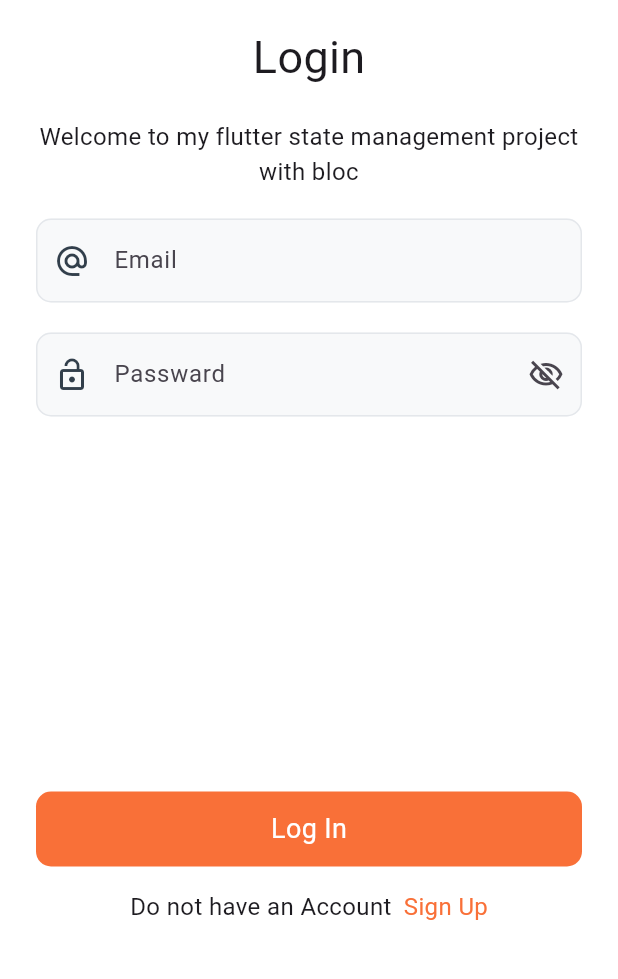
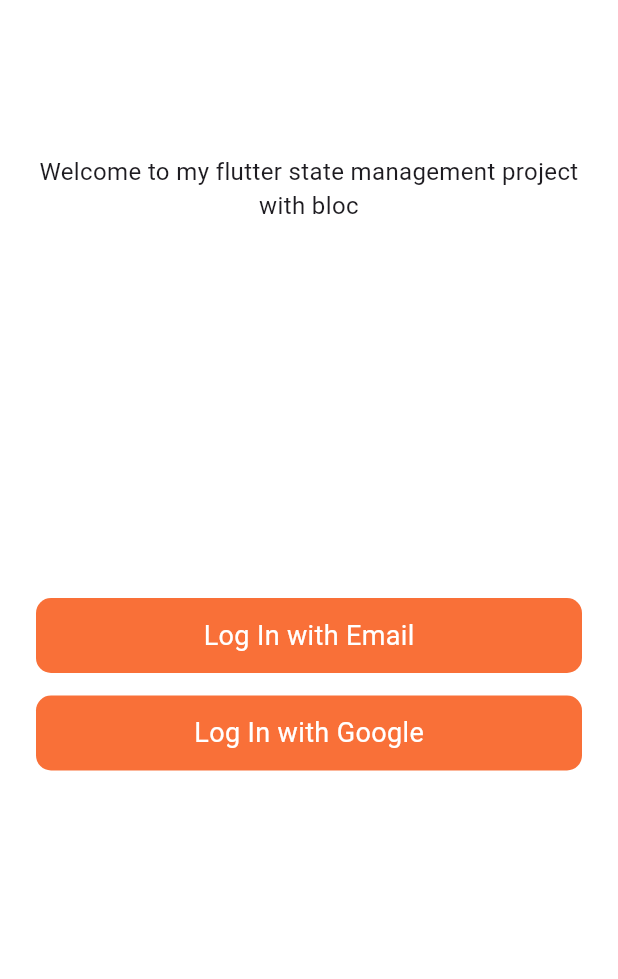
Before and after one commit to MuhammadAsif-12/bloc_management, a Flutter app: the screen it shows after launch, on a phone screen of 412 x 824 dp, the part 173-1152 px from its top. Run offline on Flutter 3.47's test engine with Material 3 defaults, Android fonts, the phone set to English and light mode, and no system bars; our stand-ins replace bloc, connectivity, flutter_bloc; Roboto replaces fonts that are missing (Rubik Medium, Rubik Regular).

Commit message:
added Welcome UI .

```diff
--- a/lib/main.dart
+++ b/lib/main.dart
@@ -1,6 +1,7 @@
 import 'package:bloc_management/bloc/internet_bloc/internet_bloc.dart';
 import 'package:bloc_management/screens/home_screen.dart';
 import 'package:bloc_management/screens/sign_in/sign_in_page.dart';
+import 'package:bloc_management/screens/sign_in/welcome_page.dart';
 import 'package:flutter/material.dart';
 import 'package:flutter_bloc/flutter_bloc.dart';
 
@@ -24,7 +25,7 @@ class MyApp extends StatelessWidget {
           colorScheme: ColorScheme.fromSeed(seedColor: Colors.deepPurple),
           useMaterial3: true,
         ),
-        home: const SignIn(),
+        home: const WelcomePage(),
       ),
     );
   }
--- /dev/null
+++ b/lib/screens/sign_in/welcome_page.dart
@@ -0,0 +1,116 @@
+import 'package:flutter/material.dart';
+
+class WelcomePage extends StatelessWidget {
+  const WelcomePage({super.key});
+
+  @override
+  Widget build(BuildContext context) {
+    return Scaffold(
+      backgroundColor: Colors.white,
+      body: SafeArea(
+        child: SingleChildScrollView(
+          child: Padding(
+            padding: const EdgeInsets.only(left: 24.0, right: 24),
+            child: Column(
+              children: [
+                const SizedBox(
+                  height: 50,
+                ),
+                const Row(
+                  mainAxisAlignment: MainAxisAlignment.center,
+                  crossAxisAlignment: CrossAxisAlignment.start,
+                  children: [
+                    Image(
+                      height: 65,
+                      width: 50,
+                      image: AssetImage('assets/logo.png'),
+                    ),
+                    SizedBox(
+                      width: 15,
+                    ),
+                    Column(
+                      crossAxisAlignment: CrossAxisAlignment.start,
+                      children: [
+                        Text(
+                          'Maintenance',
+                          style: TextStyle(
+                              fontSize: 24, fontFamily: 'Rubik Medium'),
+                        ),
+                        Text(
+                          'Box',
+                          style: TextStyle(
+                            fontSize: 24,
+                            fontFamily: 'Rubik Medium',
+                            color: Color(0xffF97038),
+                          ),
+                        ),
+                      ],
+                    ),
+                  ],
+                ),
+                const SizedBox(
+                  height: 100,
+                ),
+                const Center(
+                  child: Text(
+                    'Welcome to my flutter state management project with bloc',
+                    textAlign: TextAlign.center,
+                    style: TextStyle(fontSize: 16, fontFamily: 'Rubik Regular'),
+                  ),
+                ),
+                SizedBox(
+                  height: 250,
+                ),
+                InkWell(
+                  onTap: () {
+
+                  },
+                  child: Container(
+                    height: 50,
+                    width: 400,
+                    decoration: BoxDecoration(
+                        color: Color(0xffF97038),
+                        borderRadius: BorderRadius.circular(10)),
+                    child: const Center(
+                      child: Text(
+                        'Log In with Email',
+                        style: TextStyle(
+                          fontSize: 18,
+                          fontFamily: 'Rubik Regular',
+                          color: Colors.white,
+                        ),
+                      ),
+                    ),
+                  ),
+                ),
+                SizedBox(
+                  height: 15,
+                ),
+                InkWell(
+                  onTap: () {},
+                  child: Container(
+                    height: 50,
+                    width: 400,
+                    decoration: BoxDecoration(
+                        color: Color(0xffF97038),
+                        borderRadius: BorderRadius.circular(10)),
+                    child: const Center(
+                      child: Text(
+                        'Log In with Google',
+                        style: TextStyle(
+                          fontSize: 18,
+                          fontFamily: 'Rubik Regular',
+                          color: Colors.white,
+                        ),
+                      ),
+                    ),
+                  ),
+                ),
+              ],
+            ),
+          ),
+        ),
+      ),
+    );
+  }
+}
```
